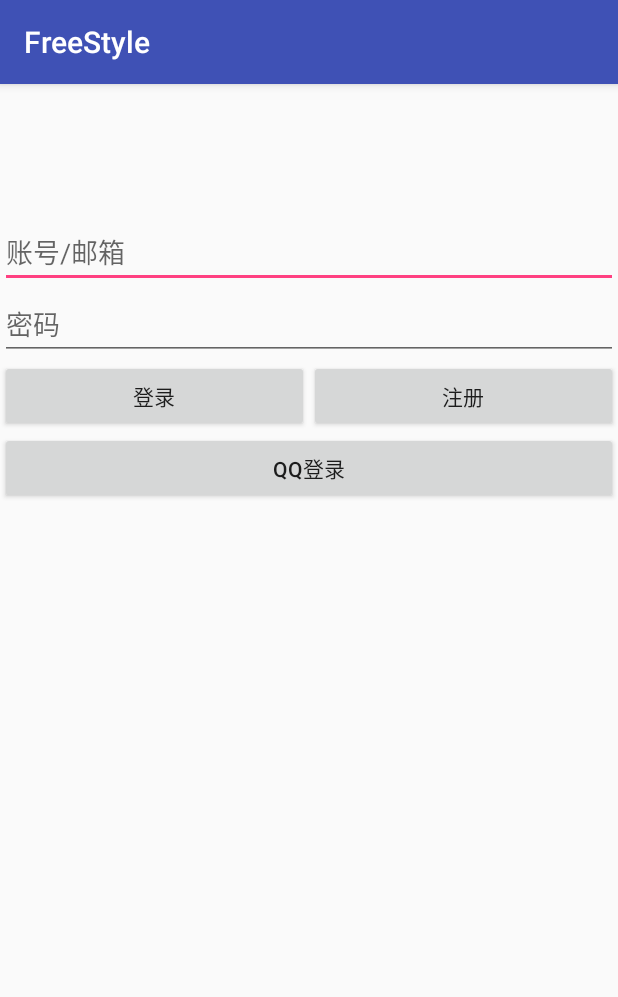
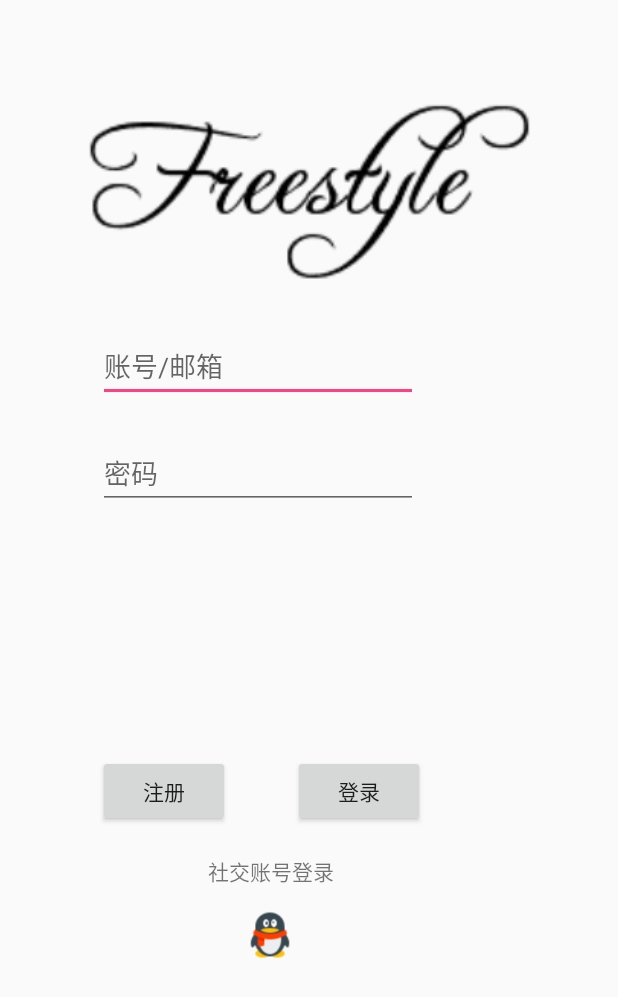
Before and after one commit to SuperMario233/phototransform-front, an Android app: the log_in screen opened directly, with no data from a screen before it, on a phone screen of 412 x 824 dp. Shown: the top 997 px of the screen. Run offline under Robolectric (Android 15) with nearby library versions, the phone set to English and light mode, and no system bars; our stand-ins replace Volley; libraries missing offline, so code that uses them is left out: com.tencent.connect, com.tencent.tauth; 1 statement that could not run was skipped.

Commit message:
登录界面风格统一完成，用户主界面按钮功能（除用户信息修改外）完善

```diff
--- a/app/src/main/AndroidManifest.xml
+++ b/app/src/main/AndroidManifest.xml
@@ -59,7 +59,9 @@
         </provider>
 
         <activity android:name=".sign_up" />
-        <activity android:name=".log_in" />
+        <activity android:name=".log_in"
+            android:label="login"
+            android:theme="@style/AppTheme.NoActionBar" />
         <activity android:name=".choose_filter"></activity>
         <activity
             android:name=".profile"
--- a/app/src/main/java/com/binarypheasant/freestyle/filterlist.java
+++ b/app/src/main/java/com/binarypheasant/freestyle/filterlist.java
@@ -1,5 +1,6 @@
 package com.binarypheasant.freestyle;
 
+import android.content.Intent;
 import android.os.Bundle;
 import android.support.design.widget.TabLayout;
 import android.support.v4.app.Fragment;
@@ -33,6 +34,9 @@ public class filterlist extends AppCompatActivity {
         super.onCreate(savedInstanceState);
         setContentView(R.layout.activity_filterlist);
 
+        Intent intent = getIntent();
+        int choose = intent.getIntExtra("choose",0);
+
         Toolbar toolbar = (Toolbar) findViewById(R.id.toolbar);
         setSupportActionBar(toolbar);
         // Create the adapter that will return a fragment for each of the three
@@ -48,7 +52,7 @@ public class filterlist extends AppCompatActivity {
         mViewPager.addOnPageChangeListener(new TabLayout.TabLayoutOnPageChangeListener(tabLayout));
         tabLayout.addOnTabSelectedListener(new TabLayout.ViewPagerOnTabSelectedListener(mViewPager));
 
-
+        mViewPager.setCurrentItem(choose);
     }
 
 
--- a/app/src/main/java/com/binarypheasant/freestyle/log_in.java
+++ b/app/src/main/java/com/binarypheasant/freestyle/log_in.java
@@ -6,18 +6,30 @@ import android.support.v7.app.AppCompatActivity;
 import android.view.View;
 import android.widget.Button;
 import android.widget.EditText;
+import android.widget.ImageView;
 import android.widget.Toast;
 
+import com.android.volley.Request;
+import com.android.volley.RequestQueue;
+import com.android.volley.Response;
+import com.android.volley.VolleyError;
+import com.android.volley.toolbox.JsonObjectRequest;
+import com.android.volley.toolbox.Volley;
 import com.tencent.connect.common.Constants;
 import com.tencent.tauth.IUiListener;
 import com.tencent.tauth.Tencent;
 import com.tencent.tauth.UiError;
+
+import org.json.JSONException;
+import org.json.JSONObject;
 
 
 public class log_in extends AppCompatActivity {
 
     // UI references.
     private Tencent mTencent;
+    public String sessionKey,statusCode;
+    private boolean SendRet;
 
     @Override
     protected void onActivityResult(int requestCode, int resultCode, Intent data) {
@@ -36,66 +48,26 @@ public class log_in extends AppCompatActivity {
     private class BaseUiListener implements IUiListener {
         public void onComplete(Object response) {
             // TODO Auto-generated method stub
-            Toast.makeText(getApplicationContext(), "登录成功", Toast.LENGTH_SHORT).show();
+            String openidString = null;
+            Toast.makeText(getApplicationContext(), "授权成功", Toast.LENGTH_SHORT).show();
             /*
              * 下面隐藏的是用户登录成功后 登录用户数据的获取的方法
              * 共分为两种  一种是简单的信息的获取,另一种是通过UserInfo类获取用户较为详细的信息
              *有需要看看
              * */
-          /*  try {
+           try {
                 //获得的数据是JSON格式的，获得你想获得的内容
                 //如果你不知道你能获得什么，看一下下面的LOG
-                Log.v("----TAG--", "-------------"+response.toString());
                 openidString = ((JSONObject) response).getString("openid");
-                mTencent.setOpenId(openidString);
-
-                mTencent.setAccessToken(((JSONObject) response).getString("access_token"),((JSONObject) response).getString("expires_in"));
-
-
-                Log.v("TAG", "-------------"+openidString);
-                //access_token= ((JSONObject) response).getString("access_token");              //expires_in = ((JSONObject) response).getString("expires_in");
-            } catch (JSONException e) {
-                // TODO Auto-generated catch block
+                } catch (JSONException e) {
                 e.printStackTrace();
             }
-            */
-          /*
-
-            QQToken qqToken = mTencent.getQQToken();
-            UserInfo info = new UserInfo(getApplicationContext(), qqToken);
-
-            //    info.getUserInfo(new BaseUIListener(this,"get_simple_userinfo"));
-            info.getUserInfo(new IUiListener() {
-                @Override
-                public void onComplete(Object o) {
-                    //用户信息获取到了
-
-                    try {
-
-                        Toast.makeText(getApplicationContext(), ((JSONObject) o).getString("nickname")+((JSONObject) o).getString("gender"), Toast.LENGTH_SHORT).show();
-                        Log.v("UserInfo",o.toString());
-                        Intent intent1 = new Intent(log_in.this,MainActivity.class);
-                        startActivity(intent1);
-                        finish();
-                    } catch (JSONException e) {
-                        // TODO Auto-generated catch block
-                        e.printStackTrace();
-                    }
-                }
-
-                @Override
-                public void onError(UiError uiError) {
-                    Log.v("UserInfo","onError");
-                }
-
-                @Override
-                public void onCancel() {
-                    Log.v("UserInfo","onCancel");
-                }
-            });*/
+           boolean result = SendToSever(openidString,"");
+           if (true){
+                Toast.makeText(getApplicationContext(), "登录成功", Toast.LENGTH_SHORT).show();
                 Intent GotoProfile = new Intent(log_in.this, profile_main.class);
-                //add info
                 startActivity(GotoProfile);
+           }
         }
 
         @Override
@@ -124,17 +96,14 @@ public class log_in extends AppCompatActivity {
         loginButton.setOnClickListener(new View.OnClickListener() {
             @Override
             public void onClick(View view) {
-                Intent GotoProfile = new Intent(log_in.this, profile.class);
+                Intent GotoProfile = new Intent(log_in.this, profile_main.class);
                 EditText user_emailText = findViewById(R.id.emailText);
                 EditText user_passwordText = findViewById(R.id.passwordText);
                 String user_email = user_emailText.getText().toString();
                 String user_password = user_passwordText.getText().toString();
                 boolean result = SendToSever(user_email,user_password);
                 //send email and password to somewhere
-                if (result){
-                    GotoProfile.putExtra("UserMessage",user_email);
-                    startActivity(GotoProfile);
-                }
+                if (result) startActivity(GotoProfile);
             }
         });
         Button logupButton = (Button) findViewById(R.id.logupButton);
@@ -145,9 +114,9 @@ public class log_in extends AppCompatActivity {
                 startActivity(GotoSignUp);
             }
         });
-        Button QQButton = (Button) findViewById(R.id.qqloginButton);
-        QQButton.setOnClickListener(new View.OnClickListener() {
-            @Override
+
+        ImageView qqView = (ImageView) findViewById(R.id.qqView);
+        qqView.setOnClickListener(new View.OnClickListener() {
             public void onClick(View view) {
                 mTencent.login(log_in.this,"all",new log_in.BaseUiListener());
             }
@@ -155,7 +124,48 @@ public class log_in extends AppCompatActivity {
     }
 
     public boolean SendToSever(String email,String password){
-        return true;
+        RequestQueue queue = Volley.newRequestQueue(this);
+        String url = "http://47.92.69.29/sign-in";
+        JSONObject sign_inJSON = new JSONObject();
+        try {
+            sign_inJSON.put("userName", email);
+            sign_inJSON.put("pwd", password);
+        } catch (JSONException e){
+            e.printStackTrace();
+        }
+
+        // Request a string response from the provided URL.
+        JsonObjectRequest jsonRequest = new JsonObjectRequest(Request.Method.POST, url, sign_inJSON,
+                new Response.Listener<JSONObject>() {
+                    @Override
+                    public void onResponse(JSONObject response) {
+                        // 需要判断返回码
+                        //// parse the response
+                        try{
+                            statusCode = response.getString("statusCode");
+                            sessionKey = response.getString("sessionKey");
+                        }catch (JSONException e){
+                            e.printStackTrace();
+                        }
+                        if(statusCode.equals("401")){
+                            Toast.makeText(log_in.this, "账号或密码错误", Toast.LENGTH_LONG).show();
+                            SendRet = false;
+                        }
+                        else SendRet = true;
+                    }
+                }, new Response.ErrorListener() {
+            @Override
+            public void onErrorResponse(VolleyError error) {
+                Toast.makeText(log_in.this, "网络错误", Toast.LENGTH_LONG).show();
+                error.printStackTrace();
+                SendRet = false;
+            }
+        }
+        );
+
+        // Add the request to the RequestQueue.
+        queue.add(jsonRequest);
+        return SendRet;
     }
 
 }
--- a/app/src/main/res/layout/activity_log_in.xml
+++ b/app/src/main/res/layout/activity_log_in.xml
@@ -6,62 +6,97 @@
     android:layout_height="match_parent"
     tools:context=".log_in">
 
-    <LinearLayout
-        android:layout_width="match_parent"
-        android:layout_height="wrap_content"
-        android:layout_marginTop="8dp"
-        android:orientation="vertical"
-        app:layout_constraintTop_toTopOf="parent">
-
-        <TextView
-            android:id="@+id/icon"
-            android:layout_width="match_parent"
-            android:layout_height="80dp"
-            android:textAlignment="center"
-            android:textAppearance="@style/TextAppearance.AppCompat.Display3"
-            android:textColor="?android:attr/colorForeground"
-            tools:text="@string/app_name" />
-
     <EditText
         android:id="@+id/emailText"
-            android:layout_width="match_parent"
+        android:layout_width="wrap_content"
         android:layout_height="wrap_content"
+        android:layout_marginStart="65dp"
+        android:layout_marginTop="220dp"
         android:ems="10"
-            android:hint="@string/prompt_email"
-            android:inputType="textEmailAddress" />
+        android:hint="账号/邮箱"
+        android:inputType="textPersonName"
+        app:layout_constraintStart_toStartOf="parent"
+        app:layout_constraintTop_toTopOf="parent" />
 
     <EditText
         android:id="@+id/passwordText"
-            android:layout_width="match_parent"
+        android:layout_width="wrap_content"
         android:layout_height="wrap_content"
+        android:layout_marginStart="65dp"
+        android:layout_marginTop="291dp"
         android:ems="10"
-            android:hint="@string/prompt_password"
-            android:inputType="textPassword" />
+        android:hint="密码"
+        android:inputType="textPassword"
+        app:layout_constraintStart_toStartOf="parent"
+        app:layout_constraintTop_toTopOf="parent" />
 
-        <LinearLayout
-            android:layout_width="match_parent"
-            android:layout_height="match_parent"
-            android:orientation="horizontal">
+    <ImageView
+        android:id="@+id/logo"
+        android:layout_width="310dp"
+        android:layout_height="145dp"
+        android:layout_marginEnd="45dp"
+        android:layout_marginStart="45dp"
+        android:layout_marginTop="50dp"
+        android:contentDescription="FreeStyleLogo"
+        android:left="50dp"
+        android:src="@drawable/freestyle_logo"
+        android:top="50dp"
+        app:layout_constraintEnd_toEndOf="parent"
+        app:layout_constraintStart_toStartOf="parent"
+        app:layout_constraintTop_toTopOf="parent" />
+
+    <TextView
+        android:id="@+id/qqText"
+        android:layout_width="85dp"
+        android:layout_height="23dp"
+        android:layout_marginBottom="120dp"
+        android:layout_marginStart="138dp"
+        android:layout_marginTop="457dp"
+        android:gravity="center"
+        android:left="138dp"
+        android:text="社交账号登录"
+        android:textSize="14sp"
+        android:top="457dp"
+        app:layout_constraintBottom_toBottomOf="parent"
+        app:layout_constraintStart_toStartOf="parent"
+        app:layout_constraintTop_toTopOf="parent" />
+
+    <ImageView
+        android:id="@+id/qqView"
+        android:layout_width="36dp"
+        android:layout_height="36dp"
+        android:layout_marginBottom="80dp"
+        android:layout_marginStart="162dp"
+        android:layout_marginTop="502dp"
+        android:left="162dp"
+        android:src="@drawable/qq_icon"
+        android:top="502dp"
+        app:layout_constraintBottom_toBottomOf="parent"
+        app:layout_constraintStart_toStartOf="parent"
+        app:layout_constraintTop_toTopOf="parent" />
 
     <Button
         android:id="@+id/loginButton"
         android:layout_width="wrap_content"
         android:layout_height="wrap_content"
-                android:layout_weight="1"
-                android:text="@string/action_sign_in" />
+        android:layout_marginBottom="150dp"
+        android:layout_marginStart="195dp"
+        android:layout_marginTop="380dp"
+        android:text="登录"
+        app:layout_constraintBottom_toBottomOf="parent"
+        app:layout_constraintStart_toStartOf="parent"
+        app:layout_constraintTop_toTopOf="parent" />
 
     <Button
         android:id="@+id/logupButton"
         android:layout_width="wrap_content"
         android:layout_height="wrap_content"
-                android:layout_weight="1"
-                android:text="@string/action_sign_up" />
-        </LinearLayout>
+        android:layout_marginBottom="150dp"
+        android:layout_marginStart="65dp"
+        android:layout_marginTop="380dp"
+        android:text="注册"
+        app:layout_constraintBottom_toBottomOf="parent"
+        app:layout_constraintStart_toStartOf="parent"
+        app:layout_constraintTop_toTopOf="parent" />
 
-        <Button
-            android:id="@+id/qqloginButton"
-            android:layout_width="match_parent"
-            android:layout_height="wrap_content"
-            android:text="@string/action_qq_sign_in" />
-    </LinearLayout>
 </android.support.constraint.ConstraintLayout>
```
Also changed, not shown: app/src/main/java/com/binarypheasant/freestyle/profile_main.java (+57 -0 lines), app/src/main/res/layout/activity_profile_main.xml (+4 -4 lines), app/src/main/res/drawable/freestyle_icon.png (added), app/src/main/res/drawable/freestyle_logo.png (added), app/src/main/res/drawable/qq_icon.png (added). Lines whose indentation alone changed are shown as unchanged.
